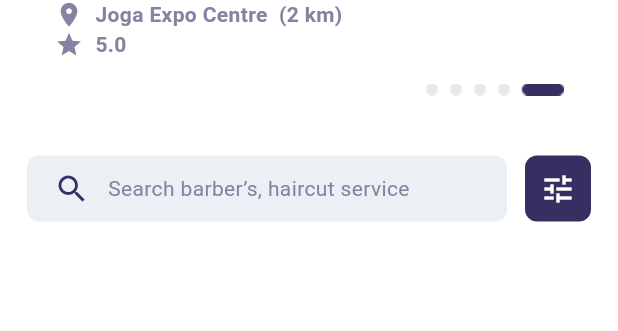
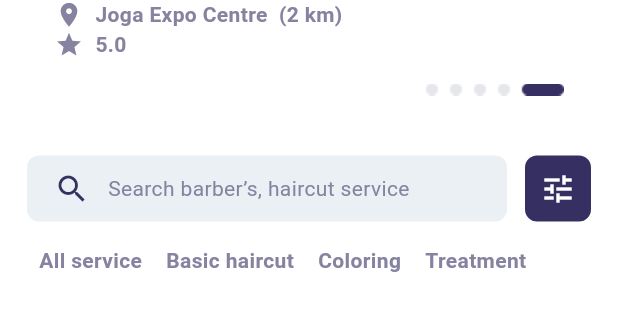
Before and after one commit to Saleenaansil/barberShop, a Flutter app: the Barberexplore screen opened directly, on a phone screen of 412 x 824 dp, the part 617-948 px from its top. Run offline on Flutter 3.47's test engine with Material 3 defaults, Android fonts, the phone set to English and light mode, and no system bars; network calls fail; Roboto replaces fonts that are missing (Plus Jakarta Sans).

Commit message:
3rd page approximateky completed

```diff
--- a/lib/screen/barberExplore.dart
+++ b/lib/screen/barberExplore.dart
@@ -1,8 +1,16 @@
+import 'package:flutter/cupertino.dart';
 import 'package:flutter/material.dart';
 import 'package:flutter/widgets.dart';
 
 class Barberexplore extends StatelessWidget {
-  const Barberexplore({super.key});
+  Barberexplore({super.key});
+
+  final List<Map<String, String>> barbershops = [
+    {"name": "All service"},
+    {"name": "Basic haircut"},
+    {"name": "Coloring"},
+    {"name": "Treatment"},
+  ];
 
   @override
   Widget build(BuildContext context) {
@@ -11,7 +19,8 @@ class Barberexplore extends StatelessWidget {
       body: SingleChildScrollView(
         child: Padding(
           padding: const EdgeInsets.only(top: 57, left: 18, right: 18),
-          child: Column(children: [
+          child: Column(
+            children: [
               // First Container with User Info
               Container(
                 width: 339,
@@ -39,7 +48,8 @@ class Barberexplore extends StatelessWidget {
                       ],
                     ),
                   ],
-                )),
+                ),
+              ),
 
               const SizedBox(height: 34),
               Container(
@@ -57,7 +67,6 @@ class Barberexplore extends StatelessWidget {
                         fit: BoxFit.cover,
                       ),
                     ),
-
                     Positioned(
                       top: 190,
                       left: 210,
@@ -71,11 +80,11 @@ class Barberexplore extends StatelessWidget {
                         ),
                         child: Center(
                           child: Padding(
-                          padding: EdgeInsets.only(left: 0),
+                            padding: const EdgeInsets.only(left: 0),
                             child: Row(
                               children: [
-                              SizedBox(width: 24, height: 42),
-                              Text(
+                                const SizedBox(width: 24, height: 42),
+                                const Text(
                                   'Booking ',
                                   style: TextStyle(
                                     fontFamily: 'Plus Jakarta Sans',
@@ -84,7 +93,7 @@ class Barberexplore extends StatelessWidget {
                                     color: Colors.white,
                                   ),
                                 ),
-                              SizedBox(width: 8),
+                                const SizedBox(width: 8),
                                 Image.asset(
                                   "asset/Calendar Mark.png",
                                   fit: BoxFit.cover,
@@ -98,8 +107,8 @@ class Barberexplore extends StatelessWidget {
                   ],
                 ),
               ),
+
               // Container with "Booking Now" button and Background Image
-
               const SizedBox(height: 24),
               Column(
                 mainAxisAlignment: MainAxisAlignment.start,
@@ -165,9 +174,7 @@ class Barberexplore extends StatelessWidget {
                   ),
                 ],
               ),
-            SizedBox(
-              height: 16,
-            ),
+              const SizedBox(height: 16),
               Container(
                 width: 340,
                 height: 8,
@@ -177,9 +184,8 @@ class Barberexplore extends StatelessWidget {
                 ),
               ),
 
-            SizedBox(
-              height: 40,
-            ),
+              const SizedBox(height: 40),
+
               // Search Bar and Nearest Barbershop Section
               Column(
                 crossAxisAlignment: CrossAxisAlignment.start,
@@ -217,7 +223,6 @@ class Barberexplore extends StatelessWidget {
                       ),
                       const SizedBox(width: 12),
                       // Right-side Container
-
                       Container(
                         height: 44,
                         width: 44,
@@ -233,19 +238,31 @@ class Barberexplore extends StatelessWidget {
                       )
                     ],
                   ),
-
-                // List of Barbershops
+                  SizedBox(height: 16),
+                  // Horizontal Scrollable Row of Barbershop Names
+                  SingleChildScrollView(
+                    scrollDirection: Axis.horizontal,
+                    child: Row(
+                      children: barbershops.map((barbershop) {
+                        return Container(
+                          margin: const EdgeInsets.symmetric(horizontal: 8),
+                          child: Text(
+                            barbershop['name']!, // Display Barbershop Name
+                            style: const TextStyle(
+                              fontFamily: 'Plus Jakarta Sans',
+                              fontWeight: FontWeight.w700,
+                              fontSize: 14.0,
+                              color: Color(0xff8683A1),
+                            ),
+                          ),
+                        );
+                      }).toList(),
+                    ),
+                  ),
                 ],
               ),
-
-            SizedBox(width: 16),
-
-            SizedBox(height: 24),
-
-            const SizedBox(
-              height: 24,
+            ],
           ),
-          ]),
         ),
       ),
     );
--- a/lib/screen/bookinPage.dart
+++ /dev/null
@@ -1,10 +0,0 @@
-import 'package:flutter/material.dart';
-
-class Bookinpage extends StatelessWidget {
-  const Bookinpage({super.key});
-
-  @override
-  Widget build(BuildContext context) {
-    return Scaffold();
-  }
-}
--- a/lib/screen/homePage.dart
+++ b/lib/screen/homePage.dart
@@ -448,7 +448,7 @@ class _HomePageState extends State<HomePage> {
                                                 context,
                                                 MaterialPageRoute(
                                                   builder: (context) =>
-                                                      const Barberexplore(), // Replace with your next page widget
+                                                       Barberexplore(), // Replace with your next page widget
                                                 ),
                                               );
                                             },
```
Lines whose indentation alone changed are shown as unchanged.
